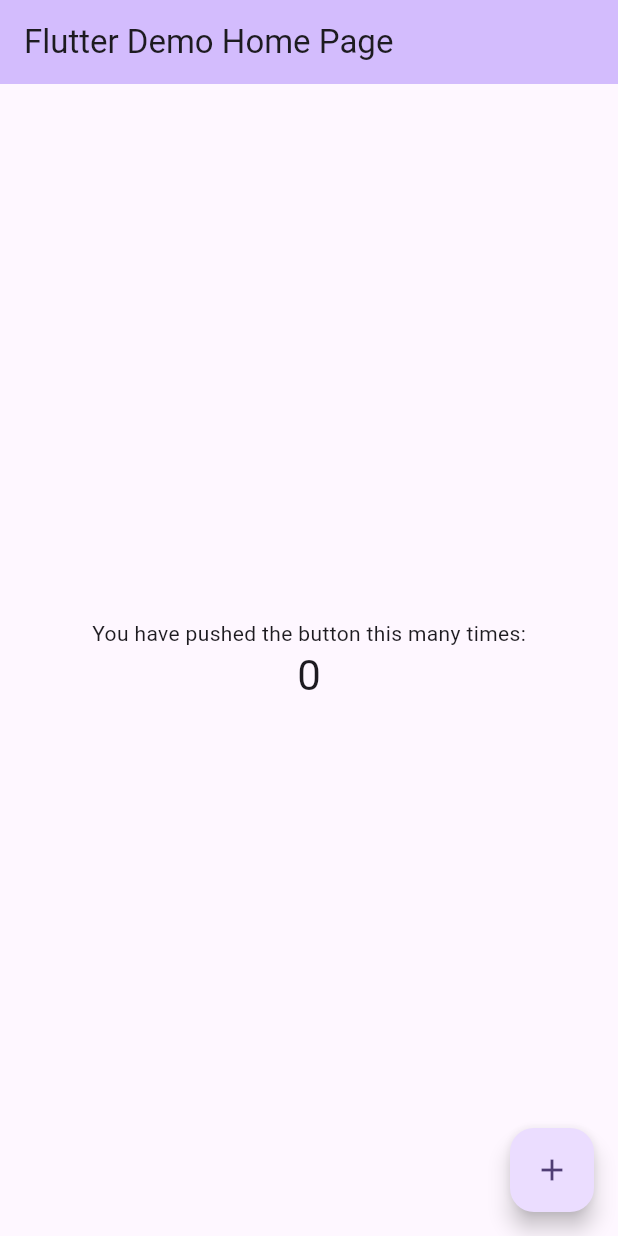
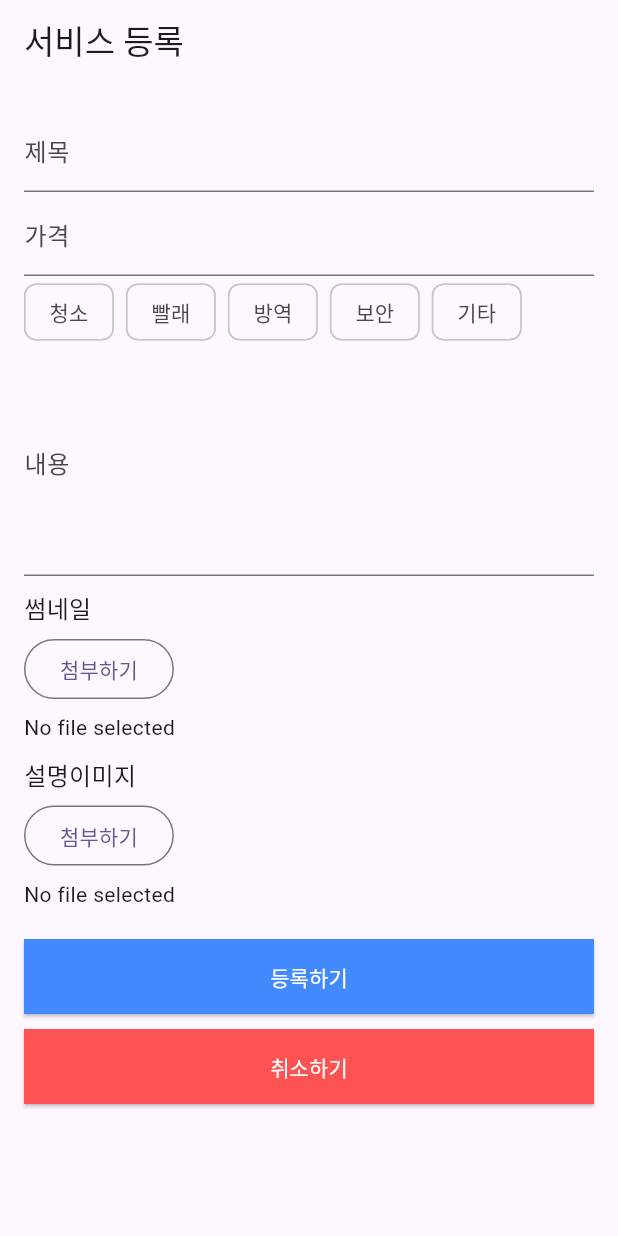
Before and after one commit to Joono0513/DaEut_APP, a Flutter app: the screen it shows after launch, on a phone screen of 412 x 824 dp. Run offline on Flutter 3.47's test engine with Material 3 defaults, Android fonts, the phone set to English and light mode, and no system bars; our stand-ins replace image_picker.

Commit message:
insert_screen

```diff
--- a/daeut_app/lib/main.dart
+++ b/daeut_app/lib/main.dart
@@ -1,3 +1,4 @@
+import 'package:daeut_app/screens/insert_screen.dart';
 import 'package:flutter/material.dart';
 
 void main() {
@@ -13,113 +14,11 @@
     return MaterialApp(
       title: 'Flutter Demo',
       theme: ThemeData(
-        // This is the theme of your application.
-        //
-        // TRY THIS: Try running your application with "flutter run". You'll see
-        // the application has a purple toolbar. Then, without quitting the app,
-        // try changing the seedColor in the colorScheme below to Colors.green
-        // and then invoke "hot reload" (save your changes or press the "hot
-        // reload" button in a Flutter-supported IDE, or press "r" if you used
-        // the command line to start the app).
-        //
-        // Notice that the counter didn't reset back to zero; the application
-        // state is not lost during the reload. To reset the state, use hot
-        // restart instead.
-        //
-        // This works for code too, not just values: Most code changes can be
-        // tested with just a hot reload.
+
         colorScheme: ColorScheme.fromSeed(seedColor: Colors.deepPurple),
         useMaterial3: true,
       ),
-      home: const MyHomePage(title: 'Flutter Demo Home Page'),
+      home: InsertScreen(),
     );
   }
 }
-
-class MyHomePage extends StatefulWidget {
-  const MyHomePage({super.key, required this.title});
-
-  // This widget is the home page of your application. It is stateful, meaning
-  // that it has a State object (defined below) that contains fields that affect
-  // how it looks.
-
-  // This class is the configuration for the state. It holds the values (in this
-  // case the title) provided by the parent (in this case the App widget) and
-  // used by the build method of the State. Fields in a Widget subclass are
-  // always marked "final".
-
-  final String title;
-
-  @override
-  State<MyHomePage> createState() => _MyHomePageState();
-}
-
-class _MyHomePageState extends State<MyHomePage> {
-  int _counter = 0;
-
-  void _incrementCounter() {
-    setState(() {
-      // This call to setState tells the Flutter framework that something has
-      // changed in this State, which causes it to rerun the build method below
-      // so that the display can reflect the updated values. If we changed
-      // _counter without calling setState(), then the build method would not be
-      // called again, and so nothing would appear to happen.
-      _counter++;
-    });
-  }
-
-  @override
-  Widget build(BuildContext context) {
-    // This method is rerun every time setState is called, for instance as done
-    // by the _incrementCounter method above.
-    //
-    // The Flutter framework has been optimized to make rerunning build methods
-    // fast, so that you can just rebuild anything that needs updating rather
-    // than having to individually change instances of widgets.
-    return Scaffold(
-      appBar: AppBar(
-        // TRY THIS: Try changing the color here to a specific color (to
-        // Colors.amber, perhaps?) and trigger a hot reload to see the AppBar
-        // change color while the other colors stay the same.
-        backgroundColor: Theme.of(context).colorScheme.inversePrimary,
-        // Here we take the value from the MyHomePage object that was created by
-        // the App.build method, and use it to set our appbar title.
-        title: Text(widget.title),
-      ),
-      body: Center(
-        // Center is a layout widget. It takes a single child and positions it
-        // in the middle of the parent.
-        child: Column(
-          // Column is also a layout widget. It takes a list of children and
-          // arranges them vertically. By default, it sizes itself to fit its
-          // children horizontally, and tries to be as tall as its parent.
-          //
-          // Column has various properties to control how it sizes itself and
-          // how it positions its children. Here we use mainAxisAlignment to
-          // center the children vertically; the main axis here is the vertical
-          // axis because Columns are vertical (the cross axis would be
-          // horizontal).
-          //
-          // TRY THIS: Invoke "debug painting" (choose the "Toggle Debug Paint"
-          // action in the IDE, or press "p" in the console), to see the
-          // wireframe for each widget.
-          mainAxisAlignment: MainAxisAlignment.center,
-          children: <Widget>[
-            const Text(
-              'You have pushed the button this many times:',
-            ),
-            Text(
-              '$_counter',
-              style: Theme.of(context).textTheme.headlineMedium,
-            ),
-          ],
-        ),
-      ),
-      floatingActionButton: FloatingActionButton(
-        onPressed: _incrementCounter,
-        tooltip: 'Increment',
-        child: const Icon(Icons.add),
-      ), // This trailing comma makes auto-formatting nicer for build methods.
-    );
-  }
-}
--- /dev/null
+++ b/daeut_app/lib/screens/insert_screen.dart
@@ -0,0 +1,228 @@
+import 'dart:convert';
+import 'dart:io';
+import 'package:flutter/material.dart';
+import 'package:http/http.dart' as http;
+import 'package:image_picker/image_picker.dart';
+
+class InsertScreen extends StatefulWidget {
+  const InsertScreen({super.key});
+
+  @override
+  State<InsertScreen> createState() => _InsertScreenState();
+}
+
+class _InsertScreenState extends State<InsertScreen> {
+  final _formKey = GlobalKey<FormState>();
+  final TextEditingController _titleController = TextEditingController();
+  final TextEditingController _priceController = TextEditingController();
+  final TextEditingController _contentController = TextEditingController();
+  List<String> _selectedCategories = [];
+  List<XFile>? _thumbnails = [];
+  List<XFile>? _images = [];
+
+  final ImagePicker _picker = ImagePicker();
+
+  Future<void> insert() async {
+    if (_formKey.currentState!.validate()) {
+      var url = "http://10.0.2.2:8080/reservation/reservationInsert";
+      var request = http.MultipartRequest('POST', Uri.parse(url));
+
+      request.fields['serviceName'] = _titleController.text;
+      request.fields['servicePrice'] = _priceController.text;
+      request.fields['serviceCategory'] = _selectedCategories.join(',');
+      request.fields['serviceContent'] = _contentController.text;
+
+      if (_thumbnails!.isNotEmpty) {
+        request.files.add(
+          await http.MultipartFile.fromPath('thumbnail', _thumbnails!.first.path),
+        );
+      }
+
+      for (var image in _images!) {
+        request.files.add(await http.MultipartFile.fromPath('file', image.path));
+      }
+
+      try {
+        var response = await request.send();
+
+        if (response.statusCode == 200 || response.statusCode == 201) {
+          ScaffoldMessenger.of(context).showSnackBar(
+            const SnackBar(
+              content: Text('등록 성공!'),
+              backgroundColor: Colors.blueAccent,
+            ),
+          );
+          Navigator.pushReplacementNamed(context, "/reservation/list");
+        } else {
+          ScaffoldMessenger.of(context).showSnackBar(
+            const SnackBar(
+              content: Text('등록 실패...'),
+              backgroundColor: Colors.redAccent,
+            ),
+          );
+        }
+      } catch (e) {
+        print(e);
+        ScaffoldMessenger.of(context).showSnackBar(
+          SnackBar(content: Text('에러: $e')),
+        );
+      }
+    }
+  }
+
+  Future<void> _pickThumbnail() async {
+    final XFile? pickedFile = await _picker.pickImage(source: ImageSource.gallery);
+    if (pickedFile != null) {
+      setState(() {
+        _thumbnails = [pickedFile];
+      });
+    }
+  }
+
+  Future<void> _pickImages() async {
+    final List<XFile>? pickedFiles = await _picker.pickMultiImage();
+    if (pickedFiles != null) {
+      setState(() {
+        _images = pickedFiles;
+      });
+    }
+  }
+
+  @override
+  Widget build(BuildContext context) {
+    return Scaffold(
+      appBar: AppBar(
+        title: const Text("서비스 등록"),
+      ),
+      body: Padding(
+        padding: const EdgeInsets.all(16.0),
+        child: Form(
+          key: _formKey,
+          child: ListView(
+            children: [
+              TextFormField(
+                controller: _titleController,
+                decoration: const InputDecoration(labelText: '제목'),
+                validator: (value) {
+                  if (value == null || value.isEmpty) {
+                    return '제목을 입력하세요';
+                  }
+                  return null;
+                },
+              ),
+              TextFormField(
+                controller: _priceController,
+                decoration: const InputDecoration(labelText: '가격'),
+                keyboardType: TextInputType.number,
+                validator: (value) {
+                  if (value == null || value.isEmpty) {
+                    return '가격을 입력하세요';
+                  }
+                  return null;
+                },
+              ),
+              Wrap(
+                spacing: 8.0,
+                children: [
+                  _buildCategoryChip('청소'),
+                  _buildCategoryChip('빨래'),
+                  _buildCategoryChip('방역'),
+                  _buildCategoryChip('보안'),
+                  _buildCategoryChip('기타', selected: true),
+                ],
+              ),
+              TextFormField(
+                controller: _contentController,
+                decoration: const InputDecoration(labelText: '내용'),
+                maxLines: 5,
+                validator: (value) {
+                  if (value == null || value.isEmpty) {
+                    return '내용을 입력하세요';
+                  }
+                  return null;
+                },
+              ),
+              const SizedBox(height: 10),
+              _buildFilePicker(
+                context,
+                label: '썸네일',
+                pickFile: _pickThumbnail,
+                files: _thumbnails,
+              ),
+              const SizedBox(height: 10),
+              _buildFilePicker(
+                context,
+                label: '설명이미지',
+                pickFile: _pickImages,
+                files: _images,
+              ),
+              const SizedBox(height: 20),
+              ElevatedButton(
+                onPressed: insert,
+                style: ElevatedButton.styleFrom(
+                  minimumSize: const Size(double.infinity, 50),
+                  backgroundColor: Colors.blueAccent,
+                  foregroundColor: Colors.white,
+                  shape: const RoundedRectangleBorder(
+                    borderRadius: BorderRadius.zero,
+                  ),
+                ),
+                child: const Text('등록하기'),
+              ),
+              const SizedBox(height: 10),
+              ElevatedButton(
+                onPressed: () {
+                  Navigator.pushReplacementNamed(context, "/reservation");
+                },
+                style: ElevatedButton.styleFrom(
+                  minimumSize: const Size(double.infinity, 50),
+                  backgroundColor: Colors.redAccent,
+                  foregroundColor: Colors.white,
+                  shape: const RoundedRectangleBorder(
+                    borderRadius: BorderRadius.zero,
+                  ),
+                ),
+                child: const Text('취소하기'),
+              ),
+            ],
+          ),
+        ),
+      ),
+    );
+  }
+
+  Widget _buildCategoryChip(String label, {bool selected = false}) {
+    return FilterChip(
+      label: Text(label),
+      selected: _selectedCategories.contains(label),
+      onSelected: (bool isSelected) {
+        setState(() {
+          if (isSelected) {
+            _selectedCategories.add(label);
+          } else {
+            _selectedCategories.remove(label);
+          }
+        });
+      },
+    );
+  }
+
+  Widget _buildFilePicker(BuildContext context,
+      {required String label, required Function() pickFile, List<XFile>? files}) {
+    return Column(
+      crossAxisAlignment: CrossAxisAlignment.start,
+      children: [
+        Text(label, style: TextStyle(fontSize: 16)),
+        const SizedBox(height: 5),
+        OutlinedButton(
+          onPressed: pickFile,
+          child: Text('첨부하기'),
+        ),
+        const SizedBox(height: 5),
+        files != null && files.isNotEmpty
+            ? Text('${files.length} files selected')
+            : Text('No file selected'),
+      ],
+    );
+  }
+}
--- a/daeut_app/pubspec.yaml
+++ b/daeut_app/pubspec.yaml
@@ -30,7 +30,9 @@ environment:
 dependencies:
   flutter:
     sdk: flutter
-
+  http: ^1.2.2
+  convert: ^3.1.1
+  image_picker: ^0.8.4+3
 
   # The following adds the Cupertino Icons font to your application.
   # Use with the CupertinoIcons class for iOS style icons.
```
